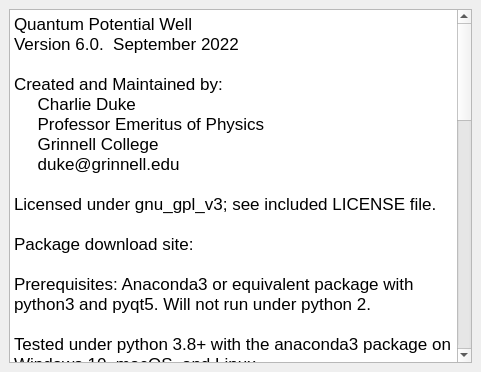
First picture: the form in src/InfoDock.ui, repository dukecld/QuantumWell, before the edit.
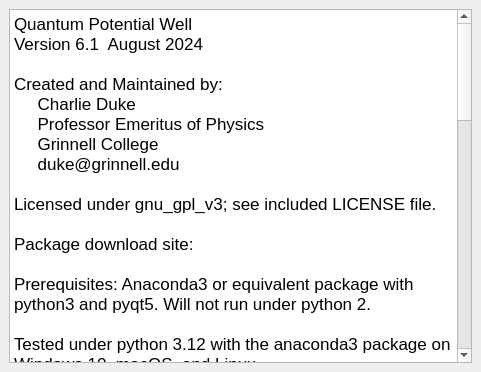
Second picture: the form after the edit.

```diff
--- a/src/InfoDock.ui
+++ b/src/InfoDock.ui
@@ -32,7 +32,7 @@
 p, li { white-space: pre-wrap; }
 &lt;/style&gt;&lt;/head&gt;&lt;body style=&quot; font-family:'.AppleSystemUIFont'; font-size:13pt; font-weight:400; font-style:normal;&quot;&gt;
 &lt;p style=&quot; margin-top:0px; margin-bottom:0px; margin-left:0px; margin-right:0px; -qt-block-indent:0; text-indent:0px;&quot;&gt;Quantum Potential Well&lt;/p&gt;
-&lt;p style=&quot; margin-top:0px; margin-bottom:0px; margin-left:0px; margin-right:0px; -qt-block-indent:0; text-indent:0px;&quot;&gt;Version 6.0.  September 2022&lt;/p&gt;
+&lt;p style=&quot; margin-top:0px; margin-bottom:0px; margin-left:0px; margin-right:0px; -qt-block-indent:0; text-indent:0px;&quot;&gt;Version 6.1  August 2024&lt;/p&gt;
 &lt;p style=&quot;-qt-paragraph-type:empty; margin-top:0px; margin-bottom:0px; margin-left:0px; margin-right:0px; -qt-block-indent:0; text-indent:0px;&quot;&gt;&lt;br /&gt;&lt;/p&gt;
 &lt;p style=&quot; margin-top:0px; margin-bottom:0px; margin-left:0px; margin-right:0px; -qt-block-indent:0; text-indent:0px;&quot;&gt;Created and Maintained by:&lt;/p&gt;
 &lt;p style=&quot; margin-top:0px; margin-bottom:0px; margin-left:0px; margin-right:0px; -qt-block-indent:0; text-indent:0px;&quot;&gt;     Charlie Duke&lt;/p&gt;
@@ -46,7 +46,7 @@
 &lt;p style=&quot;-qt-paragraph-type:empty; margin-top:0px; margin-bottom:0px; margin-left:0px; margin-right:0px; -qt-block-indent:0; text-indent:0px;&quot;&gt;&lt;br /&gt;&lt;/p&gt;
 &lt;p style=&quot; margin-top:0px; margin-bottom:0px; margin-left:0px; margin-right:0px; -qt-block-indent:0; text-indent:0px;&quot;&gt;Prerequisites: Anaconda3 or equivalent package with python3 and pyqt5. Will not run under python 2.&lt;/p&gt;
 &lt;p style=&quot;-qt-paragraph-type:empty; margin-top:0px; margin-bottom:0px; margin-left:0px; margin-right:0px; -qt-block-indent:0; text-indent:0px;&quot;&gt;&lt;br /&gt;&lt;/p&gt;
-&lt;p style=&quot; margin-top:0px; margin-bottom:0px; margin-left:0px; margin-right:0px; -qt-block-indent:0; text-indent:0px;&quot;&gt;Tested under python 3.8+ with the anaconda3 package on Windows 10, macOS, and Linux.&lt;/p&gt;
+&lt;p style=&quot; margin-top:0px; margin-bottom:0px; margin-left:0px; margin-right:0px; -qt-block-indent:0; text-indent:0px;&quot;&gt;Tested under python 3.12 with the anaconda3 package on Windows 10, macOS, and Linux.&lt;/p&gt;
 &lt;p style=&quot; margin-top:0px; margin-bottom:0px; margin-left:0px; margin-right:0px; -qt-block-indent:0; text-indent:0px;&quot;&gt; &lt;/p&gt;
 &lt;p style=&quot; margin-top:0px; margin-bottom:0px; margin-left:0px; margin-right:0px; -qt-block-indent:0; text-indent:0px;&quot;&gt;Designed for the Grinnell College modern physics course, normally taken by second-year students.  Assumes little prior knowledge of quantum mechanics.  &lt;/p&gt;
 &lt;p style=&quot;-qt-paragraph-type:empty; margin-top:0px; margin-bottom:0px; margin-left:0px; margin-right:0px; -qt-block-indent:0; text-indent:0px;&quot;&gt;&lt;br /&gt;&lt;/p&gt;
```
